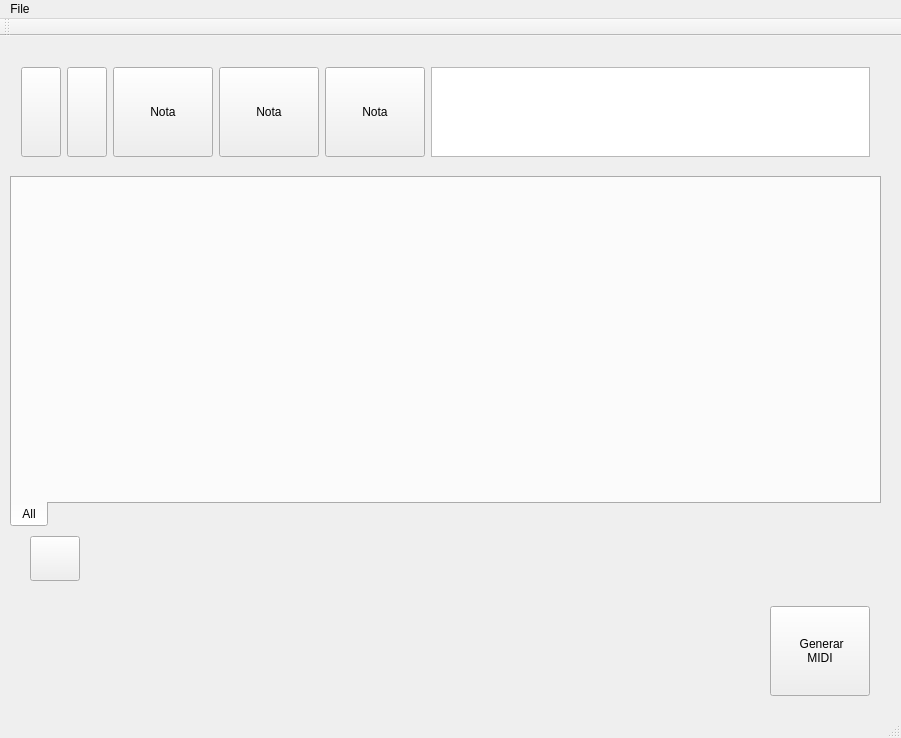
The window that ui/qjmidi.ui (JuanjoMrt/Jmidi) describes before a commit, drawn with Qt 5.
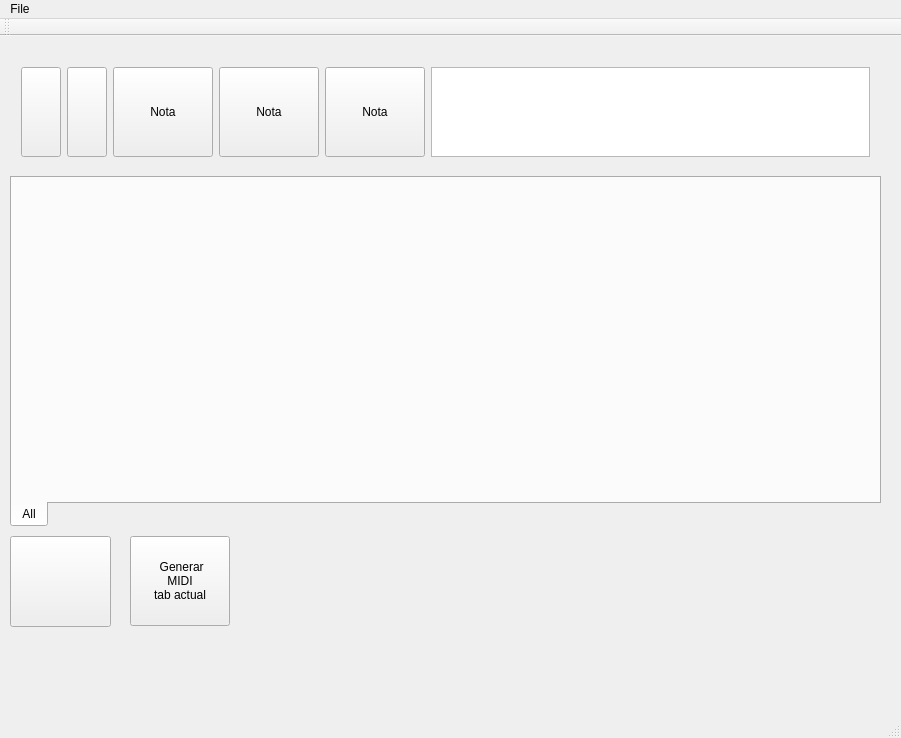
The same window after the commit. Icons and pictures are not drawn. Custom widgets are drawn as their Qt base class.

The edit to the form file:
```diff
--- a/ui/qjmidi.ui
+++ b/ui/qjmidi.ui
@@ -17,15 +17,16 @@
    <widget class="QPushButton" name="pb_generar_midi">
     <property name="geometry">
      <rect>
-      <x>770</x>
-      <y>570</y>
+      <x>130</x>
+      <y>500</y>
       <width>100</width>
       <height>90</height>
      </rect>
     </property>
     <property name="text">
      <string> Generar
-MIDI</string>
+MIDI
+tab actual</string>
     </property>
    </widget>
    <widget class="QTabWidget" name="tabWidget_tracks">
@@ -206,10 +207,10 @@
    <widget class="QPushButton" name="pb_add_track_tab">
     <property name="geometry">
      <rect>
-      <x>30</x>
+      <x>10</x>
       <y>500</y>
-      <width>50</width>
-      <height>45</height>
+      <width>101</width>
+      <height>91</height>
      </rect>
     </property>
     <property name="toolTip">
```
Left out of the diff: 3 changed lines with no effect on the pictures.
